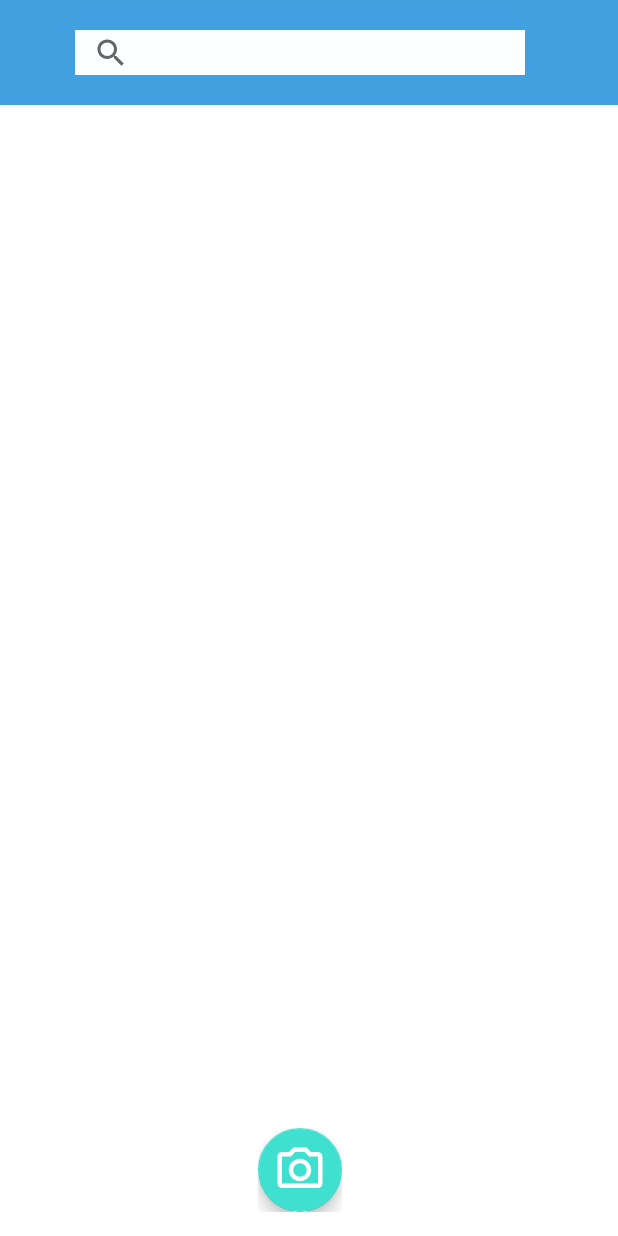
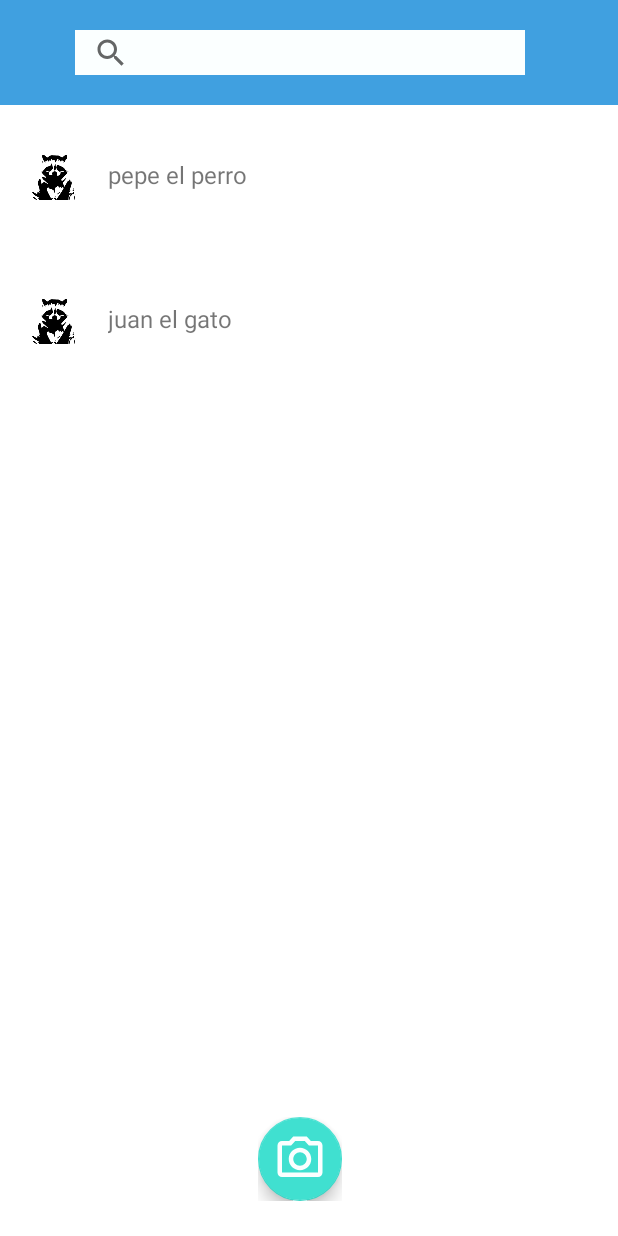
Before and after one commit to matiasErenchun/ProyectoTecnologiasMoviles-, an Android app: the fragment VistaPerfilMascota shown on its own in the app's theme, on a phone screen of 412 x 824 dp. Run offline under Robolectric (Android 15) with nearby library versions, the phone set to English and light mode, and no system bars; our stand-ins replace CircleImageView.

Commit message:
ya se muestran mascotas

```diff
--- a/app/src/main/java/com/example/VeterHub/ItemListaMascota.kt
+++ b/app/src/main/java/com/example/VeterHub/ItemListaMascota.kt
@@ -5,6 +5,7 @@ import androidx.fragment.app.Fragment
 import android.view.LayoutInflater
 import android.view.View
 import android.view.ViewGroup
+import android.widget.TextView
 
 // TODO: Rename parameter arguments, choose names that match
 // the fragment initialization parameters, e.g. ARG_ITEM_NUMBER
@@ -18,14 +19,16 @@ private const val ARG_PARAM2 = "param2"
  */
 class ItemListaMascota : Fragment() {
     // TODO: Rename and change types of parameters
-    private var param1: String? = null
-    private var param2: String? = null
+    private var nombre: String? = null
+    private var duenno: String? = null
+    lateinit var myView: View;
+    lateinit var nombreMascota: TextView;
 
     override fun onCreate(savedInstanceState: Bundle?) {
         super.onCreate(savedInstanceState)
         arguments?.let {
-            param1 = it.getString(ARG_PARAM1)
-            param2 = it.getString(ARG_PARAM2)
+            nombre = it.getString(ARG_PARAM1)
+            duenno = it.getString(ARG_PARAM2)
         }
     }
 
@@ -33,27 +36,14 @@ class ItemListaMascota : Fragment() {
         inflater: LayoutInflater, container: ViewGroup?,
         savedInstanceState: Bundle?
     ): View? {
-        // Inflate the layout for this fragment
-        return inflater.inflate(R.layout.fragment_item_lista_mascota, container, false)
+
+        this.myView = inflater.inflate(R.layout.fragment_item_lista_mascota, container, false)
+        this.nombreMascota = this.myView.findViewById(R.id.id_item_nombre_mascotas);
+        this.nombreMascota.text = this.nombre;
+        return this.myView;
     }
 
-    companion object {
-        /**
-         * Use this factory method to create a new instance of
-         * this fragment using the provided parameters.
-         *
-         * @param param1 Parameter 1.
-         * @param param2 Parameter 2.
-         * @return A new instance of fragment ItemListaMascota.
-         */
-        // TODO: Rename and change types and number of parameters
-        @JvmStatic
-        fun newInstance(param1: String, param2: String) =
-            ItemListaMascota().apply {
-                arguments = Bundle().apply {
-                    putString(ARG_PARAM1, param1)
-                    putString(ARG_PARAM2, param2)
-                }
-            }
+    fun setNombre(nombre: String) {
+        this.nombre = nombre;
     }
 }
--- a/app/src/main/java/com/example/VeterHub/Mascota.kt
+++ b/app/src/main/java/com/example/VeterHub/Mascota.kt
@@ -2,5 +2,13 @@ package com.example.VeterHub
 
 class Mascota
 {
-    private lateinit var nombre: String;
+    private var nombre: String;
+
+    constructor(nombre: String) {
+        this.nombre = nombre
+    }
+
+    fun getNombre(): String {
+        return  this.nombre;
+    }
 }
--- a/app/src/main/java/com/example/VeterHub/VistaPerfilMascota.kt
+++ b/app/src/main/java/com/example/VeterHub/VistaPerfilMascota.kt
@@ -20,6 +20,10 @@ class VistaPerfilMascota : Fragment() {
     // TODO: Rename and change types of parameters
     private var param1: String? = null
     private var param2: String? = null
+    lateinit var myView: View;
+    private var mascota1: Mascota = Mascota("pepe el perro")
+    private var mascota2: Mascota = Mascota("juan el gato")
+    private var mascotas: ArrayList<Mascota> = arrayListOf(mascota1,mascota2)
 
     override fun onCreate(savedInstanceState: Bundle?) {
         super.onCreate(savedInstanceState)
@@ -34,26 +38,15 @@ class VistaPerfilMascota : Fragment() {
         savedInstanceState: Bundle?
     ): View? {
         // Inflate the layout for this fragment
-        return inflater.inflate(R.layout.fragment_vista_perfil_mascota, container, false)
+        this.myView = inflater.inflate(R.layout.fragment_vista_perfil_mascota, container, false)
+        this.mascotas.forEach{
+            var mascota = ItemListaMascota();
+            mascota.setNombre(it.getNombre());
+            activity?.supportFragmentManager?.beginTransaction()
+                ?.add(R.id.id_caja_gestionarmascotas, mascota)
+                ?.addToBackStack(null)?.commit()
+        }
+        return this.myView;
     }
 
-    companion object {
-        /**
-         * Use this factory method to create a new instance of
-         * this fragment using the provided parameters.
-         *
-         * @param param1 Parameter 1.
-         * @param param2 Parameter 2.
-         * @return A new instance of fragment VistaPerfilMascota.
-         */
-        // TODO: Rename and change types and number of parameters
-        @JvmStatic
-        fun newInstance(param1: String, param2: String) =
-            VistaPerfilMascota().apply {
-                arguments = Bundle().apply {
-                    putString(ARG_PARAM1, param1)
-                    putString(ARG_PARAM2, param2)
-                }
-            }
-    }
 }
--- a/app/src/main/res/layout/fragment_item_lista_mascota.xml
+++ b/app/src/main/res/layout/fragment_item_lista_mascota.xml
@@ -42,14 +42,13 @@
 
 
             <TextView
-                android:id = "@+id/first_line"
+                android:id = "@+id/id_item_nombre_mascotas"
                 android:layout_width = "wrap_content"
                 android:layout_height = "wrap_content"
                 android:layout_marginEnd = "16dp"
                 android:ellipsize="marquee"
                 android:singleLine="true"
-                android:text = "This is the title line"
-                android:textColor = "@color/black_light"
+                android:text = "nombre mascota"
                 android:textSize = "16sp"
                 android:fontFamily="sans-serif"/>
 
--- a/app/src/main/res/layout/fragment_vista_perfil_mascota.xml
+++ b/app/src/main/res/layout/fragment_vista_perfil_mascota.xml
@@ -23,30 +23,28 @@
             </androidx.appcompat.widget.SearchView>
         </LinearLayout>
     </LinearLayout>
-    <ScrollView
-        android:layout_width="match_parent"
-        android:layout_height="wrap_content">
 
-    </ScrollView>
     <RelativeLayout
         android:layout_width="match_parent"
-        android:layout_height="92dp"
-        android:layout_gravity="bottom"
-        >
+        android:layout_height="99dp"
+        android:layout_gravity="bottom">
+
         <LinearLayout
             android:layout_width="match_parent"
             android:layout_height="20dp"></LinearLayout>
+
         <LinearLayout
             android:layout_width="56dp"
             android:layout_height="56dp"
-            android:layout_marginTop="20dp"
-            android:layout_marginStart="172dp">
+            android:layout_marginStart="172dp"
+            android:layout_marginTop="20dp">
+
             <com.google.android.material.floatingactionbutton.FloatingActionButton
+                android:id="@+id/floatingActionButton"
                 android:layout_width="wrap_content"
                 android:layout_height="wrap_content"
+                android:layout_alignEnd="@+id/imageview_account_profile"
                 android:layout_alignParentBottom="true"
-                android:layout_alignEnd="@+id/imageview_account_profile"
-                android:id="@+id/floatingActionButton"
                 android:src="@drawable/outline_photo_camera_24"
                 app:maxImageSize="36dp"
                 app:tint="@color/white"
@@ -54,14 +52,27 @@
                 />
 
         </LinearLayout>
-        <LinearLayout
-            android:layout_width="match_parent"
-            android:layout_height="20dp"
-            android:layout_marginTop="80dp">
 
-        </LinearLayout>
     </RelativeLayout>
 
+    <LinearLayout
+        android:layout_width="match_parent"
+        android:layout_height="match_parent"
+        android:layout_marginTop="65dp"
+        android:orientation="vertical">
+
+        <ScrollView
+            android:layout_width="match_parent"
+            android:layout_height="match_parent">
+
+            <LinearLayout
+                android:id="@+id/id_caja_gestionarmascotas"
+                android:layout_width="match_parent"
+                android:layout_height="wrap_content"
+                android:orientation="vertical" />
+        </ScrollView>
+
+    </LinearLayout>
 
 
 </FrameLayout>
```
Also changed, not shown: app/src/main/java/com/example/VeterHub/MenuInicialCliente.kt (+26 -10 lines).
